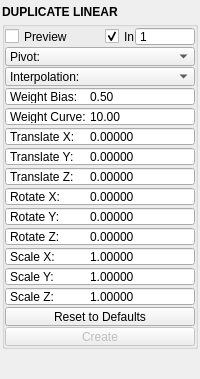
First picture: the form in mayatk/edit_utils/duplicate_linear.ui, repository m3trik/mayatk, before the edit.
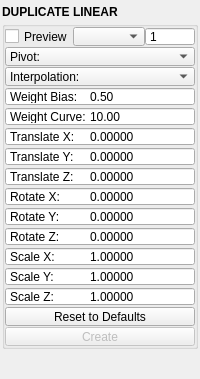
Second picture: the form after the edit. Custom widgets are drawn as their Qt base class.

Diff of the .ui file:
```diff
--- a/mayatk/edit_utils/duplicate_linear.ui
+++ b/mayatk/edit_utils/duplicate_linear.ui
@@ -423,7 +423,7 @@
             </widget>
            </item>
            <item>
-            <widget class="QCheckBox" name="chk001">
+            <widget class="ComboBox" name="cmb_inst">
              <property name="minimumSize">
               <size>
                <width>0</width>
@@ -432,27 +432,12 @@
              </property>
              <property name="maximumSize">
               <size>
-               <width>30</width>
+               <width>90</width>
                <height>19</height>
               </size>
              </property>
              <property name="toolTip">
-              <string>Create instances instead of copies.</string>
-             </property>
-             <property name="text">
-              <string>Inst</string>
-             </property>
-             <property name="iconSize">
-              <size>
-               <width>18</width>
-               <height>18</height>
-              </size>
-             </property>
-             <property name="checkable">
-              <bool>true</bool>
-             </property>
-             <property name="checked">
-              <bool>true</bool>
+              <string>Whether the duplicates are independent copies or instances (shared mesh data).</string>
              </property>
             </widget>
            </item>
```
